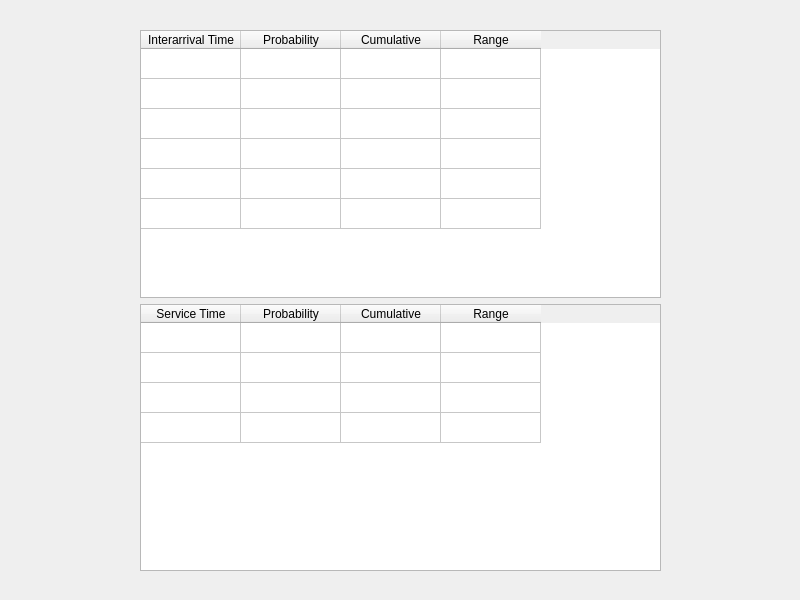
Before: the Qt Designer form probabilitytable.ui in ragrag/Queue-Simulation-QT, drawn with Qt 5.
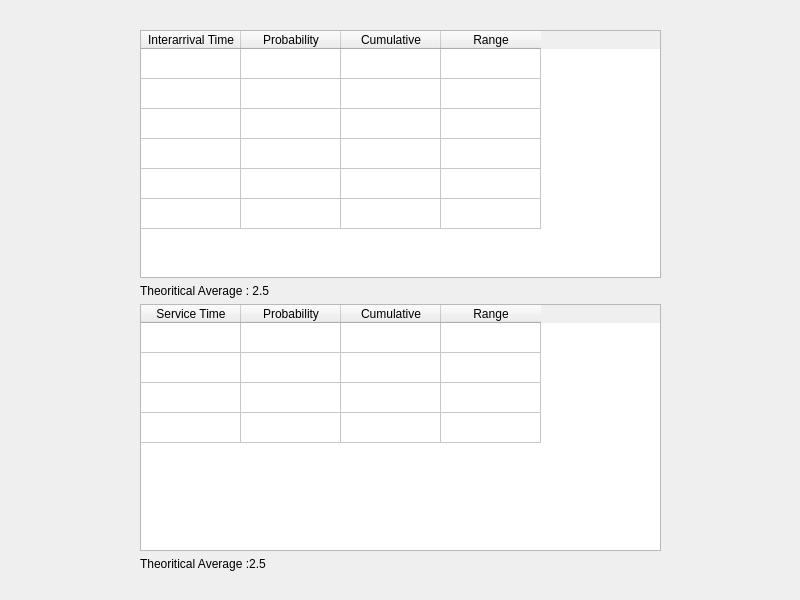
After: the same form once the commit is applied.

```diff
--- a/probabilitytable.ui
+++ b/probabilitytable.ui
@@ -93,6 +93,13 @@
        </column>
       </widget>
      </item>
+     <item>
+      <widget class="QLabel" name="label">
+       <property name="text">
+        <string>Theoritical Average : 2.5</string>
+       </property>
+      </widget>
+     </item>
      <item>
       <widget class="QTableWidget" name="serviceTable">
        <property name="rowCount">
@@ -143,6 +150,13 @@
        </column>
       </widget>
      </item>
+     <item>
+      <widget class="QLabel" name="label_2">
+       <property name="text">
+        <string>Theoritical Average :2.5</string>
+       </property>
+      </widget>
+     </item>
     </layout>
    </widget>
   </widget>
```
